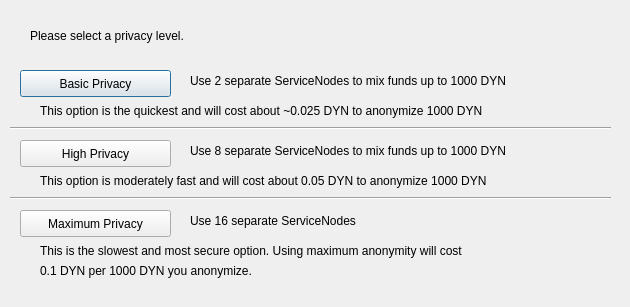
Above: src/qt/forms/privatesendconfig.ui from Zero-Dynamics/cash-core before the change. Below: the same form after it.
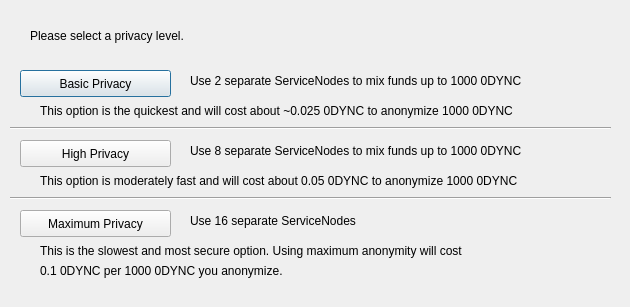
That is the form after the change.

Commit message: Change the ticker symbol to 0DYNC

Diff of the .ui file:
```diff
--- a/src/qt/forms/privatesendconfig.ui
+++ b/src/qt/forms/privatesendconfig.ui
@@ -75,7 +75,7 @@
     </rect>
    </property>
    <property name="text">
-    <string>Use 2 separate ServiceNodes to mix funds up to 1000 DYN</string>
+    <string>Use 2 separate ServiceNodes to mix funds up to 1000 0DYNC</string>
    </property>
   </widget>
   <widget class="QLabel" name="label_3">
@@ -88,7 +88,7 @@
     </rect>
    </property>
    <property name="text">
-    <string>Use 8 separate ServiceNodes to mix funds up to 1000 DYN</string>
+    <string>Use 8 separate ServiceNodes to mix funds up to 1000 0DYNC</string>
    </property>
   </widget>
   <widget class="QLabel" name="label_4">
@@ -114,7 +114,7 @@
     </rect>
    </property>
    <property name="text">
-    <string>This option is the quickest and will cost about ~0.025 DYN to anonymize 1000 DYN</string>
+    <string>This option is the quickest and will cost about ~0.025 0DYNC to anonymize 1000 0DYNC</string>
    </property>
   </widget>
   <widget class="QLabel" name="label_7">
@@ -127,7 +127,7 @@
     </rect>
    </property>
    <property name="text">
-    <string>This option is moderately fast and will cost about 0.05 DYN to anonymize 1000 DYN</string>
+    <string>This option is moderately fast and will cost about 0.05 0DYNC to anonymize 1000 0DYNC</string>
    </property>
   </widget>
   <widget class="QLabel" name="label_8">
@@ -153,7 +153,7 @@
     </rect>
    </property>
    <property name="text">
-    <string>0.1 DYN per 1000 DYN you anonymize.</string>
+    <string>0.1 0DYNC per 1000 0DYNC you anonymize.</string>
    </property>
   </widget>
   <widget class="Line" name="line">
```
The commit also changes 81 other files.
